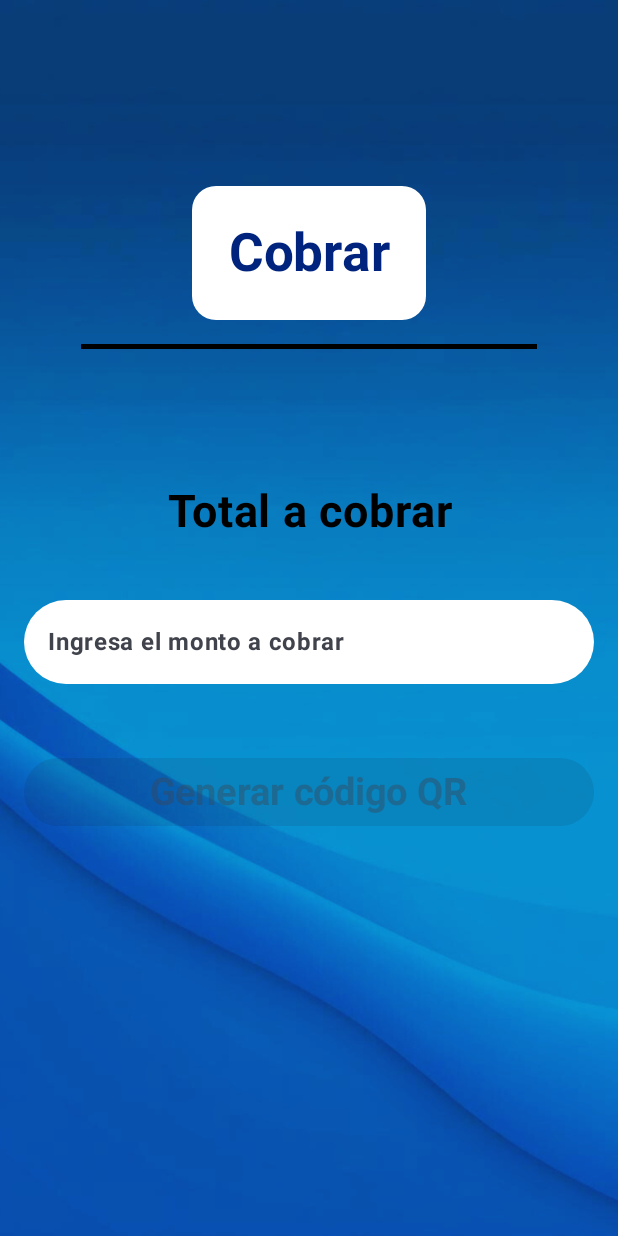
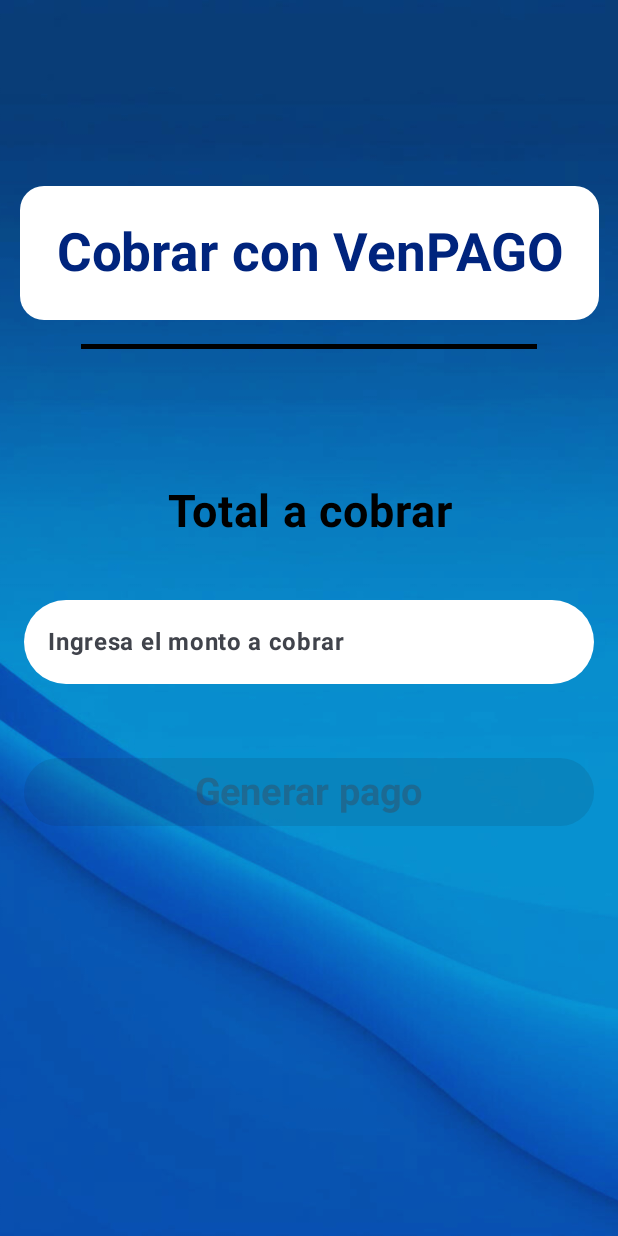
Before and after one commit to RodriguezMaximilianoX/PagosVEN, an Android app built with Jetpack Compose: the HomeScreen screen opened through its navigation route, after a tap on "Cobrar", on a phone screen of 412 x 824 dp. Run offline under Robolectric (Android 15) with nearby library versions, the light colour scheme and no system bars; our stand-ins replace Dagger/Hilt's generated code, Firebase (no records; nobody signed in at launch, a user with empty details on screens opened directly), accompanist.

Commit message:
Fix HomeScreen TransferScreen ChargeScreen and QrScanner

```diff
--- a/app/src/main/AndroidManifest.xml
+++ b/app/src/main/AndroidManifest.xml
@@ -35,6 +35,9 @@
             android:stateNotNeeded="false"
             android:theme="@style/Theme.AppCompat"
             android:windowSoftInputMode="stateAlwaysHidden" />
+        <activity android:name="com.journeyapps.barcodescanner.CaptureActivity"
+            android:screenOrientation="fullSensor"
+            tools:replace="screenOrientation"/>
     </application>
 
 </manifest>
--- a/app/src/main/java/com/rmxdev/pagosven/data/network/QrScannerActivity.kt
+++ b/app/src/main/java/com/rmxdev/pagosven/data/network/QrScannerActivity.kt
@@ -2,6 +2,7 @@
 
 import android.app.Activity
 import android.content.Intent
+import android.content.pm.ActivityInfo
 import android.os.Bundle
 import androidx.appcompat.app.AppCompatActivity
 import com.journeyapps.barcodescanner.ScanContract
@@ -21,12 +22,16 @@
 
     override fun onCreate(savedInstanceState: Bundle?) {
         super.onCreate(savedInstanceState)
+        if (resources.configuration.smallestScreenWidthDp < 600) { // Bloquea solo en teléfonos
+            requestedOrientation = ActivityInfo.SCREEN_ORIENTATION_PORTRAIT
+        }
         val options = ScanOptions().apply {
             setDesiredBarcodeFormats(ScanOptions.QR_CODE)
             setPrompt("Escanea el código QR")
             setCameraId(0)
             setBeepEnabled(false)
             setBarcodeImageEnabled(true)
+            setOrientationLocked(false)
         }
         barcodeLauncher.launch(options)
     }
--- a/app/src/main/java/com/rmxdev/pagosven/presenter/charge/ChargeScreen.kt
+++ b/app/src/main/java/com/rmxdev/pagosven/presenter/charge/ChargeScreen.kt
@@ -12,6 +12,7 @@
 import androidx.compose.foundation.rememberScrollState
 import androidx.compose.foundation.shape.CircleShape
 import androidx.compose.foundation.shape.RoundedCornerShape
+import androidx.compose.foundation.text.KeyboardOptions
 import androidx.compose.foundation.verticalScroll
 import androidx.compose.material3.Button
 import androidx.compose.material3.ButtonDefaults.buttonColors
@@ -30,6 +31,7 @@
 import androidx.compose.ui.layout.ContentScale
 import androidx.compose.ui.res.painterResource
 import androidx.compose.ui.text.font.FontWeight
+import androidx.compose.ui.text.input.KeyboardType
 import androidx.compose.ui.text.style.TextAlign
 import androidx.compose.ui.unit.dp
 import androidx.compose.ui.unit.sp
@@ -66,7 +68,7 @@
         ){
             Spacer(modifier = Modifier.weight(0.5f))
             Text(
-                text = "Cobrar",
+                text = "Cobrar con VenPAGO",
                 fontSize = 35.sp,
                 color = Blue,
                 textAlign = TextAlign.Center,
@@ -97,7 +99,9 @@
             Spacer(modifier = Modifier.weight(0.1f))
             TextField(
                 value = amount,
-                onValueChange = { amount = it },
+                onValueChange = { if (it.all { char -> char.isDigit() }) {
+                    amount = it
+                } },
                 label = { Text("Ingresa el monto a cobrar", fontWeight = FontWeight.Bold) },
                 modifier = Modifier
                     .padding(bottom = 24.dp, start = 16.dp, end = 16.dp)
@@ -111,7 +115,8 @@
                     focusedIndicatorColor = Color.Transparent,
                     unfocusedIndicatorColor = Color.Transparent
                 ),
-                maxLines = 1
+                maxLines = 1,
+                keyboardOptions = KeyboardOptions.Default.copy(keyboardType = KeyboardType.Number)
             )
             Button(
                 onClick = { navigateToQrScreen(userId, amount) },
@@ -122,7 +127,7 @@
                 enabled = amount.isNotBlank()
             ) {
                 Text(
-                    text = "Generar código QR",
+                    text = "Generar pago",
                     fontSize = 25.sp,
                     fontWeight = FontWeight.Bold
                 )
--- a/app/src/main/java/com/rmxdev/pagosven/presenter/home/HomeScreen.kt
+++ b/app/src/main/java/com/rmxdev/pagosven/presenter/home/HomeScreen.kt
@@ -37,6 +37,7 @@
 import androidx.compose.ui.draw.clip
 import androidx.compose.ui.graphics.Color
 import androidx.compose.ui.layout.ContentScale
+import androidx.compose.ui.platform.LocalConfiguration
 import androidx.compose.ui.platform.LocalContext
 import androidx.compose.ui.res.painterResource
 import androidx.compose.ui.text.font.FontWeight
@@ -66,6 +67,7 @@
     val context = LocalContext.current
     val scannedQr by viewModel.scannedQrContent.collectAsState()
     val userId = viewModel.userId ?: ""
+    val screenWidth = LocalConfiguration.current.screenWidthDp.dp
 
     val scannerLauncher = rememberLauncherForActivityResult(
         contract = ActivityResultContracts.StartActivityForResult()
@@ -189,13 +191,13 @@
                 ) {
                     Text(
                         text = "Su saldo es: ",
-                        fontSize = 30.sp,
+                        fontSize = (screenWidth * 0.075f).value.sp,
                         color = Blue,
                         fontWeight = FontWeight.Bold
                     )
                     Text(
                         text = "$userBalance",
-                        fontSize = 30.sp,
+                        fontSize = (screenWidth * 0.075f).value.sp,
                         color = Black,
                         fontWeight = FontWeight.Bold
                     )
```
Also changed, not shown: app/src/main/java/com/rmxdev/pagosven/presenter/transfer/transferAmount/AmountScreen.kt (+7 -2 lines).
